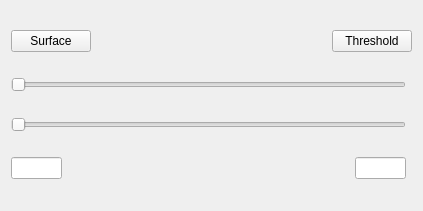
FubuFabian/SkinSegmentation, file SkinImageSegmentationWidget.ui: the form before one commit.
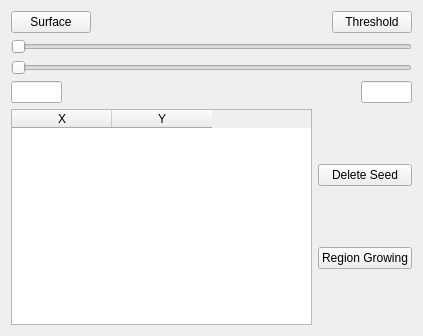
The form after the commit.

```diff
--- a/SkinImageSegmentationWidget.ui
+++ b/SkinImageSegmentationWidget.ui
@@ -7,14 +7,14 @@
     <x>0</x>
     <y>0</y>
     <width>423</width>
-    <height>211</height>
+    <height>336</height>
    </rect>
   </property>
   <property name="windowTitle">
    <string>SkinImageSegmentationWidget</string>
   </property>
   <layout class="QGridLayout" name="gridLayout">
-   <item row="0" column="0" colspan="2">
+   <item row="0" column="0">
     <layout class="QHBoxLayout" name="horizontalLayout_3">
      <item>
       <widget class="QPushButton" name="surfaceBtn_2">
@@ -99,6 +99,42 @@
      </item>
     </layout>
    </item>
+   <item row="4" column="0">
+    <layout class="QHBoxLayout" name="horizontalLayout_2">
+     <item>
+      <widget class="QTableWidget" name="tableWidget">
+       <column>
+        <property name="text">
+         <string>X</string>
+        </property>
+       </column>
+       <column>
+        <property name="text">
+         <string>Y</string>
+        </property>
+       </column>
+      </widget>
+     </item>
+     <item>
+      <layout class="QVBoxLayout" name="verticalLayout">
+       <item>
+        <widget class="QPushButton" name="deleteSeedBtn">
+         <property name="text">
+          <string>Delete Seed</string>
+         </property>
+        </widget>
+       </item>
+       <item>
+        <widget class="QPushButton" name="pushButton">
+         <property name="text">
+          <string>Region Growing</string>
+         </property>
+        </widget>
+       </item>
+      </layout>
+     </item>
+    </layout>
+   </item>
   </layout>
  </widget>
  <layoutdefault spacing="6" margin="11"/>
```
Left out of the diff: 42 changed lines with no effect on the pictures.
